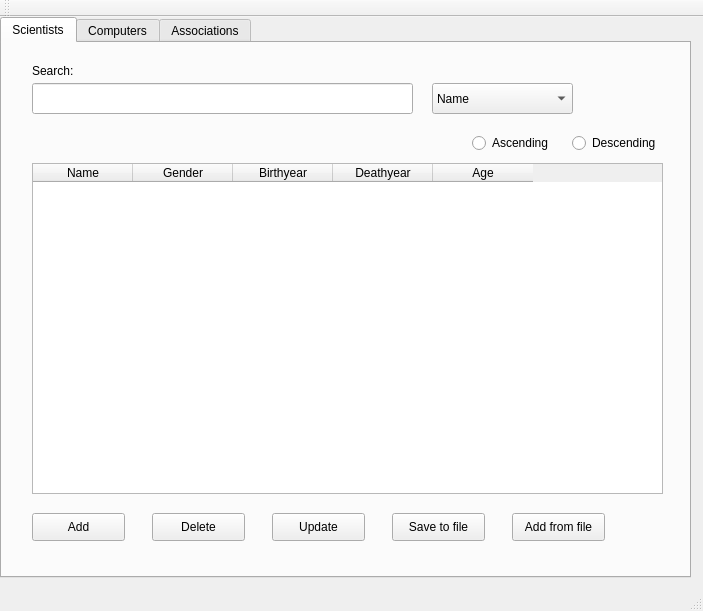
Qt form mainwindow.ui (marthagb/VLN1-Skil-3) before a commit.
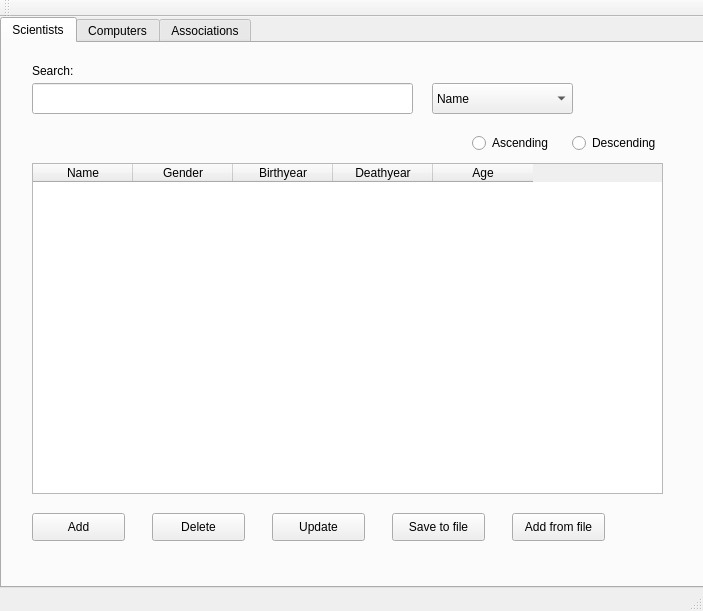
The same form after that commit.

The edit to the form file:
```diff
--- a/mainwindow.ui
+++ b/mainwindow.ui
@@ -19,8 +19,8 @@
      <rect>
       <x>0</x>
       <y>0</y>
-      <width>691</width>
-      <height>561</height>
+      <width>711</width>
+      <height>571</height>
      </rect>
     </property>
     <property name="accessibleName">
```
Left out of the diff: 10 changed lines with no effect on the pictures.
